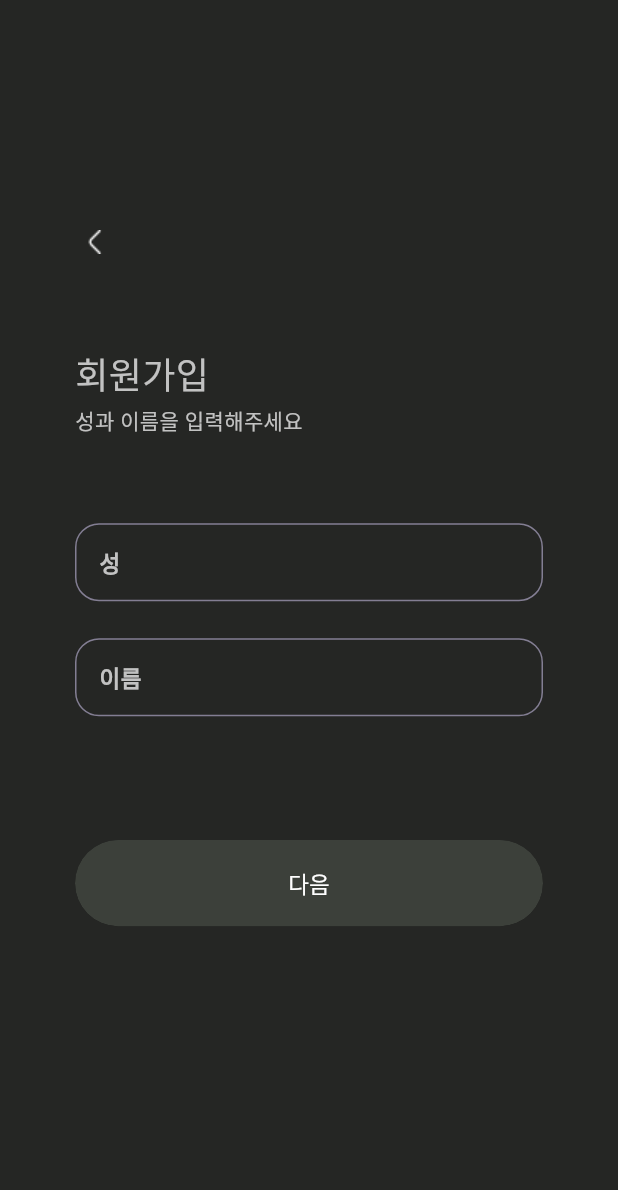
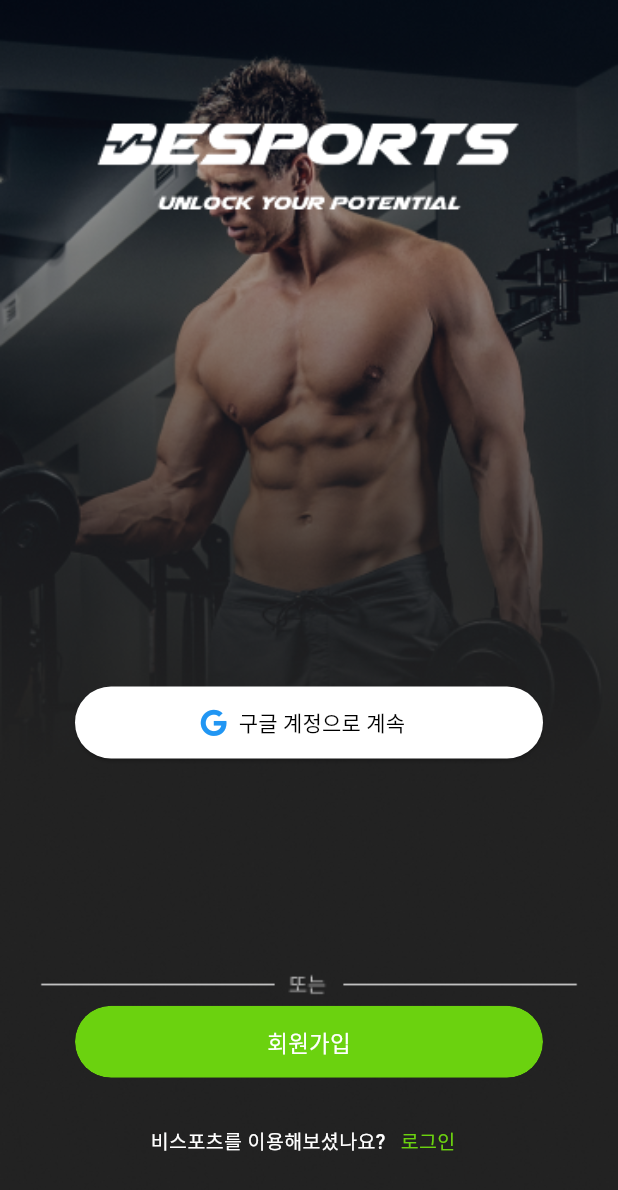
Before and after one commit to KwonMingi/nodevice_besports, a Flutter app: the screen it shows after launch, swiped to page 2, on a phone screen of 412 x 824 dp. Shown: the top 1190 px of the screen. Run offline on Flutter 3.47's test engine with Material 3 defaults, Android fonts, the phone set to English and light mode, and no system bars; our stand-ins replace cloud_firestore, curved_navigation_bar, firebase_auth, firebase_core, flutter_riverpod, flutter_secure_storage and 6 more; missing offline and left inert: encrypt; accounts and stored records are empty; Roboto replaces fonts that are missing (Poppins).

Commit message:
feat : 앱 시작 첫 페이지 추가

```diff
--- a/nodevice/lib/ui/screens/home_screen/main_view.dart
+++ b/nodevice/lib/ui/screens/home_screen/main_view.dart
@@ -2,6 +2,8 @@ import 'package:flutter/material.dart';
 import 'package:nodevice/ui/screens/sign_up/login_screen.dart';
 import 'package:nodevice/ui/screens/sign_up/sign_up_screen.dart';
 import 'package:nodevice/ui/screens/sign_up/sign_up_screen_input_name.dart';
+import 'package:nodevice/ui/screens/sign_up/start_screen/start_screen.dart';
+import 'package:nodevice/ui/screens/sign_up/start_screen/start_select_screen.dart';
 
 class MainView extends StatefulWidget {
   const MainView({super.key});
@@ -18,19 +20,27 @@ class _MainViewState extends State<MainView> {
     return Scaffold(
       body: PageView.builder(
         physics: const NeverScrollableScrollPhysics(),
-        itemCount: 3,
+        itemCount: 5,
         controller: controller,
         itemBuilder: (context, index) {
           if (index == 0) {
+            return StartScreen(
+              controller: controller,
+            );
+          } else if (index == 1) {
+            return StartSelectScreen(
+              controller: controller,
+            );
+          } else if (index == 2) {
             return LoginScreen(
               controller: controller,
             );
-          } else if (index == 1) {
+          } else if (index == 3) {
             return SignUpNameScreen(
               controller: controller,
             );
-          } else if (index == 2) {
-            return SingUpScreen(
+          } else if (index == 4) {
+            return SignUpScreen(
               controller: controller,
             );
           }
--- a/nodevice/lib/ui/screens/sign_up/sign_up_screen_input_name.dart
+++ b/nodevice/lib/ui/screens/sign_up/sign_up_screen_input_name.dart
@@ -13,10 +13,10 @@ class SignUpNameScreen extends StatefulWidget {
   const SignUpNameScreen({super.key, required this.controller});
   final PageController controller;
   @override
-  State<SignUpNameScreen> createState() => _SingUpNameScreenState();
+  State<SignUpNameScreen> createState() => _SignUpNameScreenState();
 }
 
-class _SingUpNameScreenState extends State<SignUpNameScreen> {
+class _SignUpNameScreenState extends State<SignUpNameScreen> {
   ProfileViewModel model = ProfileViewModel();
 
   final snackbar = SnackbarManager();
@@ -58,7 +58,7 @@ class _SingUpNameScreenState extends State<SignUpNameScreen> {
                 children: [
                   InkWell(
                     onTap: () {
-                      widget.controller.animateToPage(0,
+                      widget.controller.animateToPage(2,
                           duration: const Duration(milliseconds: 500),
                           curve: Curves.ease);
                     },
@@ -88,7 +88,7 @@ class _SingUpNameScreenState extends State<SignUpNameScreen> {
                     fontWeight: FontWeight.w400,
                   ),
                   SizedBox(
-                    height: s.rSize("height", 70),
+                    height: s.rSize("height", 100),
                   ),
 
                   CustomTextField(
@@ -117,7 +117,7 @@ class _SingUpNameScreenState extends State<SignUpNameScreen> {
                   CustomButton(
                     text: '다음',
                     onPressed: () {
-                      widget.controller.animateToPage(2,
+                      widget.controller.animateToPage(4,
                           duration: const Duration(milliseconds: 500),
                           curve: Curves.ease);
                     },
--- /dev/null
+++ b/nodevice/lib/ui/screens/sign_up/start_screen/start_select_screen.dart
@@ -0,0 +1,137 @@
+import 'package:flutter/material.dart';
+import 'package:go_router/go_router.dart';
+import 'package:nodevice/constants/r_sizes.dart';
+
+import 'package:nodevice/ui/widgets/log_in_widgets/log_in_custom_button.dart';
+import 'package:nodevice/ui/widgets/log_in_widgets/log_in_custom_text.dart';
+import 'package:font_awesome_flutter/font_awesome_flutter.dart';
+import 'package:nodevice/ui/widgets/loading_dialog.dart';
+
+import 'package:nodevice/ui/screens/sign_up/sign_in_google.dart';
+import 'package:firebase_auth/firebase_auth.dart';
+import 'package:nodevice/utils/show_snackbar.dart';
+
+
+class StartSelectScreen extends StatefulWidget {
+  const StartSelectScreen({super.key, required this.controller});
+  final PageController controller;
+
+  @override
+  State<StartSelectScreen> createState() => _StartSelectScreenState();
+}
+
+class _StartSelectScreenState extends State<StartSelectScreen> {
+
+  late RSizes s;
+  final snackbar = SnackbarManager();
+
+
+  @override
+  Widget build(BuildContext context) {
+  s = RSizes(
+    MediaQuery.of(context).size.height, MediaQuery.of(context).size.width);
+
+    return Scaffold(
+      body: Container(
+        decoration: const BoxDecoration(
+          image: DecorationImage(
+            image: AssetImage('assets/background/start_background2.png'),
+            fit: BoxFit.cover,
+          ),
+        ),
+
+        child: Center(
+          child: Column(
+            mainAxisAlignment: MainAxisAlignment.center,
+            children: [
+              SizedBox(height: s.rSize("height", 500)),
+              Container(
+                width: 312,
+                height: 48,
+                child: ElevatedButton.icon(
+                  icon: const FaIcon(
+                    FontAwesomeIcons.google,
+                    color: Colors.blue,
+                  ),
+                  label: const Text(
+                    '구글 계정으로 계속',
+                    style: TextStyle(color: Colors.black),
+                  ),
+                  style: ElevatedButton.styleFrom(
+                    foregroundColor: Colors.white,
+                    backgroundColor: Colors.white,
+                    shape: const RoundedRectangleBorder(
+                      borderRadius: BorderRadius.all(Radius.circular(33.5)),
+                    ),
+                  ),
+                  onPressed: () async {
+                    try {
+                      showLoadingDialog(context);
+                      UserCredential userCredential = await signInWithGoogle();
+                      Navigator.of(context).pop();
+                      if (userCredential.user != null) {
+                        GoRouter.of(context).replace('/home');
+                      }
+                      // 로그인 성공 후 처리
+                    } catch (e) {
+                      Navigator.of(context).pop(); // 오류 발생 시 로딩 다이얼로그 닫기
+                      snackbar.showSnackbar(
+                          "Google Sign-In failed: ${e.toString()}");
+                    }
+                  },
+                ),
+              ),
+
+
+              SizedBox(height: s.rSize("height", 200)),
+
+              CustomButton(
+                text: '회원가입',
+                onPressed: () {
+                  widget.controller.animateToPage(3,
+                      duration: const Duration(milliseconds: 5),
+                      curve: Curves.ease);
+                },
+                width: 312,
+                height: 48,
+                isActivate: true,
+              ),
+
+              SizedBox(height: s.rSize("height", 30)),
+
+              Row(
+                mainAxisAlignment: MainAxisAlignment.center,
+                children: [
+                  const CustomText(
+                    text: '비스포츠를 이용해보셨나요?',
+                    color: Colors.white,
+                    fontSize: 13,
+                    fontWeight: FontWeight.w500,
+                  ),
+                  const SizedBox(width: 2),
+
+                  InkWell(
+                    onTap: () {
+                      widget.controller.animateToPage(2,
+                          duration: const Duration(milliseconds: 500),
+                          curve: Curves.ease);
+                    },
+                    child: const Padding(
+                      padding: EdgeInsets.all(8.0), // 탭 가능 영역을 늘리기 위한 패딩
+                      child: CustomText(
+                        text: '로그인',
+                        color: Color(0xFF6BD20F),
+                        fontSize: 13,
+                        fontWeight: FontWeight.w500,
+                      ),
+                    ),
+                  ),
+                ],
+              ),
+            ],
+          ),
+        ),
+      ),
+    );
+  }
+}
--- a/nodevice/pubspec.yaml
+++ b/nodevice/pubspec.yaml
@@ -77,6 +77,10 @@ flutter:
   assets:
     - assets/icons/besports_login_icon.png
     - assets/icons/sign_up_back_icon.png
+    - assets/icons/besports_splash_icon.png
+    - assets/background/start_background.png
+    - assets/background/start_background2.png
+
   # The following line ensures that the Material Icons font is
   # included with your application, so that you can use the icons in
   # the material Icons class.
```
Also changed, not shown: nodevice/lib/ui/screens/sign_up/login_screen.dart (+2 -31 lines), nodevice/lib/ui/screens/sign_up/sign_up_screen.dart (+5 -43 lines), nodevice/lib/ui/screens/sign_up/start_screen/start_screen.dart (added, +52 -0 lines), nodevice/assets/background/start_background.png (added), nodevice/assets/background/start_background2.png (added), nodevice/assets/icons/besports_splash_icon.png (added).
